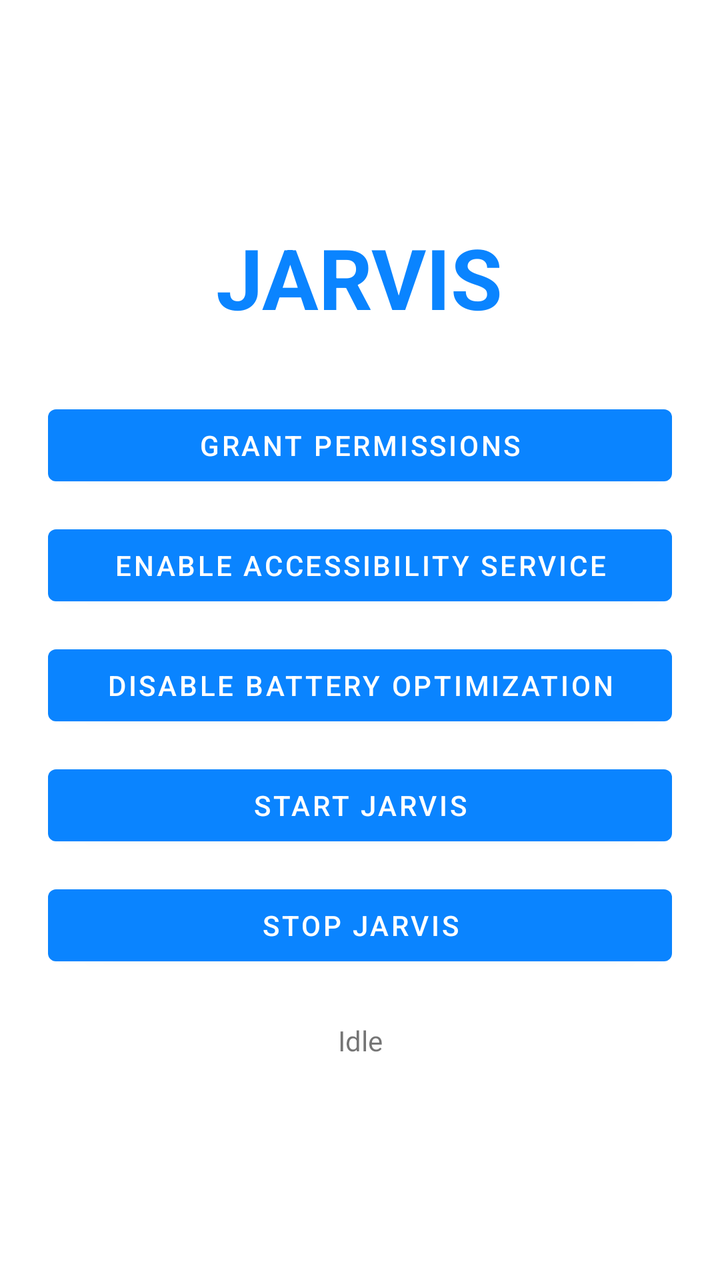
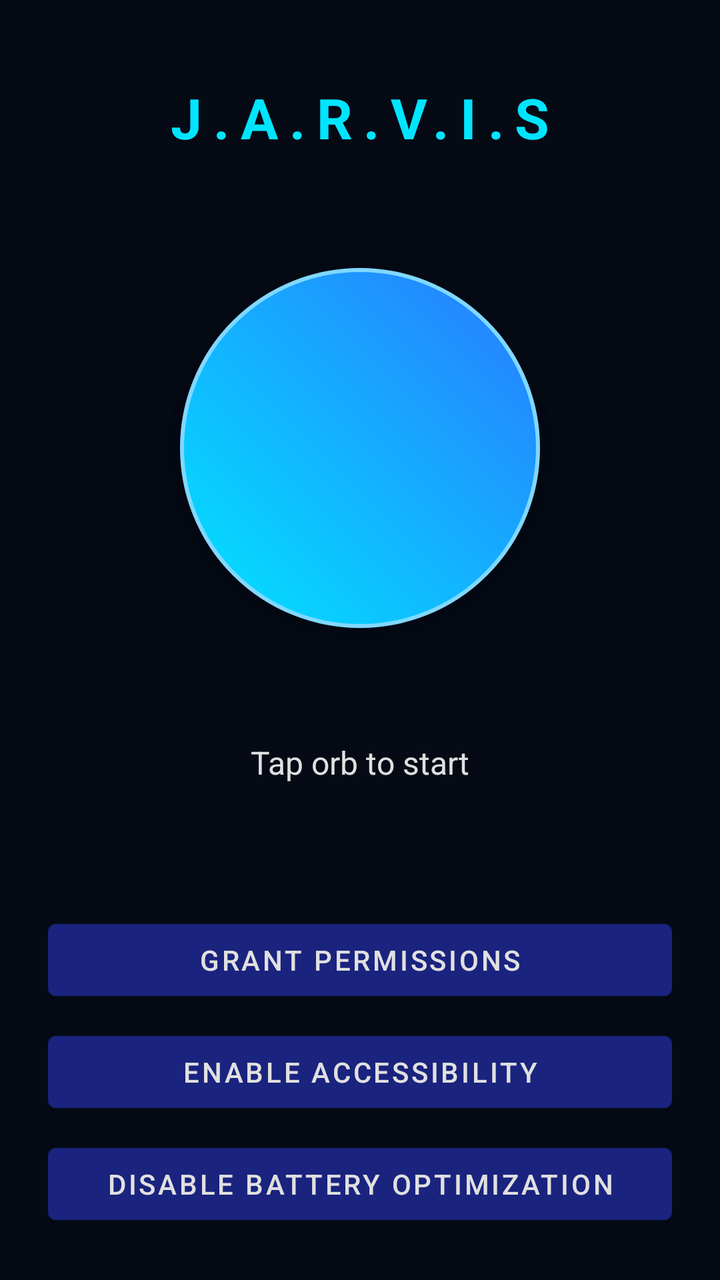

Two renders of the same Android screen: before a commit and after it. Below are the layout's source before the change and the commit's diff.
<!-- AndroidManifest.xml: application theme Theme.Jarvis -->
<!-- res/layout/activity_main.xml -->
<?xml version="1.0" encoding="utf-8"?>
<LinearLayout xmlns:android="http://schemas.android.com/apk/res/android"
    android:layout_width="match_parent"
    android:layout_height="match_parent"
    android:orientation="vertical"
    android:padding="24dp"
    android:gravity="center">

    <TextView
        android:layout_width="wrap_content"
        android:layout_height="wrap_content"
        android:text="JARVIS"
        android:textSize="42sp"
        android:textStyle="bold"
        android:textColor="#0A84FF"
        android:layout_marginBottom="32dp"/>

    <Button android:id="@+id/btnPerms"
        android:layout_width="match_parent" android:layout_height="wrap_content"
        android:text="Grant permissions" android:layout_marginBottom="12dp"/>

    <Button android:id="@+id/btnAccessibility"
        android:layout_width="match_parent" android:layout_height="wrap_content"
        android:text="Enable Accessibility Service" android:layout_marginBottom="12dp"/>

    <Button android:id="@+id/btnBattery"
        android:layout_width="match_parent" android:layout_height="wrap_content"
        android:text="Disable battery optimization" android:layout_marginBottom="12dp"/>

    <Button android:id="@+id/btnStart"
        android:layout_width="match_parent" android:layout_height="wrap_content"
        android:text="Start JARVIS" android:layout_marginBottom="12dp"/>

    <Button android:id="@+id/btnStop"
        android:layout_width="match_parent" android:layout_height="wrap_content"
        android:text="Stop JARVIS"/>

    <TextView android:id="@+id/status"
        android:layout_width="match_parent" android:layout_height="wrap_content"
        android:layout_marginTop="24dp"
        android:text="Idle"
        android:textAlignment="center"/>
</LinearLayout>
<!-- resources referenced by this layout -->
<resources>
  <style name="Theme.Jarvis" parent="Theme.MaterialComponents.DayNight.NoActionBar">
          <item name="colorPrimary">#0A84FF</item>
          <item name="colorOnPrimary">#FFFFFF</item>
      </style>
</resources>

<!-- the commit's change to res/layout/activity_main.xml (unified diff, before → after) -->
@@ -1,43 +1,73 @@
 <?xml version="1.0" encoding="utf-8"?>
-<LinearLayout xmlns:android="http://schemas.android.com/apk/res/android"
+<androidx.constraintlayout.widget.ConstraintLayout xmlns:android="http://schemas.android.com/apk/res/android"
+    xmlns:app="http://schemas.android.com/apk/res-auto"
     android:layout_width="match_parent"
     android:layout_height="match_parent"
-    android:orientation="vertical"
-    android:padding="24dp"
-    android:gravity="center">
+    android:background="@color/bg_dark">
 
     <TextView
+        android:id="@+id/titleText"
         android:layout_width="wrap_content"
         android:layout_height="wrap_content"
-        android:text="JARVIS"
-        android:textSize="42sp"
+        android:text="J.A.R.V.I.S"
+        android:textColor="@color/primary_cyan"
+        android:textSize="28sp"
         android:textStyle="bold"
-        android:textColor="#0A84FF"
-        android:layout_marginBottom="32dp"/>
+        android:letterSpacing="0.2"
+        android:layout_marginTop="40dp"
+        app:layout_constraintTop_toTopOf="parent"
+        app:layout_constraintStart_toStartOf="parent"
+        app:layout_constraintEnd_toEndOf="parent" />
 
-    <Button android:id="@+id/btnPerms"
-        android:layout_width="match_parent" android:layout_height="wrap_content"
-        android:text="Grant permissions" android:layout_marginBottom="12dp"/>
+    <View
+        android:id="@+id/orb"
+        android:layout_width="180dp"
+        android:layout_height="180dp"
+        android:background="@drawable/bg_orb"
+        android:elevation="20dp"
+        app:layout_constraintTop_toBottomOf="@id/titleText"
+        app:layout_constraintBottom_toTopOf="@id/status"
+        app:layout_constraintStart_toStartOf="parent"
+        app:layout_constraintEnd_toEndOf="parent" />
 
-    <Button android:id="@+id/btnAccessibility"
-        android:layout_width="match_parent" android:layout_height="wrap_content"
-        android:text="Enable Accessibility Service" android:layout_marginBottom="12dp"/>
+    <TextView
+        android:id="@+id/status"
+        android:layout_width="wrap_content"
+        android:layout_height="wrap_content"
+        android:text="Tap orb to start"
+        android:textColor="@color/text_light"
+        android:textSize="16sp"
+        android:layout_marginBottom="40dp"
+        app:layout_constraintBottom_toTopOf="@id/btnLayout"
+        app:layout_constraintStart_toStartOf="parent"
+        app:layout_constraintEnd_toEndOf="parent" />
 
-    <Button android:id="@+id/btnBattery"
-        android:layout_width="match_parent" android:layout_height="wrap_content"
-        android:text="Disable battery optimization" android:layout_marginBottom="12dp"/>
+    <LinearLayout
+        android:id="@+id/btnLayout"
+        android:layout_width="match_parent"
+        android:layout_height="wrap_content"
+        android:orientation="vertical"
+        android:padding="24dp"
+        app:layout_constraintBottom_toBottomOf="parent">
 
-    <Button android:id="@+id/btnStart"
-        android:layout_width="match_parent" android:layout_height="wrap_content"
-        android:text="Start JARVIS" android:layout_marginBottom="12dp"/>
+        <Button android:id="@+id/btnPerms"
+            android:layout_width="match_parent" android:layout_height="wrap_content"
+            android:text="Grant Permissions"
+            android:backgroundTint="#1A237E"
+            android:textColor="@color/text_light"
+            android:layout_marginBottom="8dp"/>
 
-    <Button android:id="@+id/btnStop"
-        android:layout_width="match_parent" android:layout_height="wrap_content"
-        android:text="Stop JARVIS"/>
+        <Button android:id="@+id/btnAccessibility"
+            android:layout_width="match_parent" android:layout_height="wrap_content"
+            android:text="Enable Accessibility"
+            android:backgroundTint="#1A237E"
+            android:textColor="@color/text_light"
+            android:layout_marginBottom="8dp"/>
 
-    <TextView android:id="@+id/status"
-        android:layout_width="match_parent" android:layout_height="wrap_content"
-        android:layout_marginTop="24dp"
-        android:text="Idle"
-        android:textAlignment="center"/>
-</LinearLayout>
+        <Button android:id="@+id/btnBattery"
+            android:layout_width="match_parent" android:layout_height="wrap_content"
+            android:text="Disable Battery Optimization"
+            android:backgroundTint="#1A237E"
+            android:textColor="@color/text_light" />
+    </LinearLayout>
+</androidx.constraintlayout.widget.ConstraintLayout>
<!-- resource entries referenced after the edit -->
@@ -1,5 +1,18 @@
 <!-- resources referenced by this layout -->
 <resources>
+  <color name="bg_dark">#050A15</color>
+  <color name="primary_cyan">#00E5FF</color>
+  <color name="text_light">#E0E0E0</color>
+  <!-- drawable bg_orb (drawable) -->
+  <?xml version="1.0" encoding="utf-8"?>
+  <shape xmlns:android="http://schemas.android.com/apk/res/android" android:shape="oval">
+      <gradient
+          android:startColor="#00E5FF"
+          android:endColor="#2979FF"
+          android:type="linear"
+          android:angle="45"/>
+      <stroke android:width="2dp" android:color="#80D8FF"/>
+  </shape>
   <style name="Theme.Jarvis" parent="Theme.MaterialComponents.DayNight.NoActionBar">
           <item name="colorPrimary">#0A84FF</item>
           <item name="colorOnPrimary">#FFFFFF</item>
